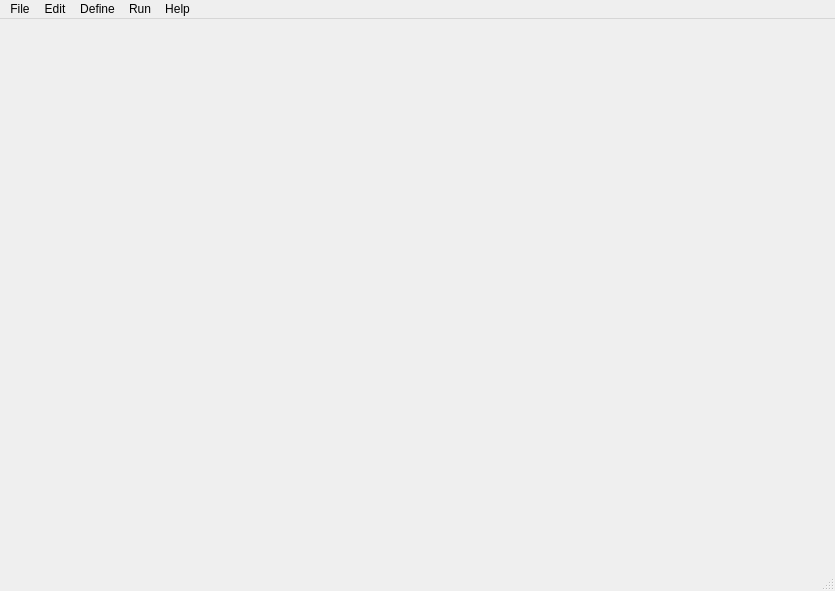
Before: the Qt Designer form Main/UI/main_window.ui in halledega/Retain, drawn with Qt 5.
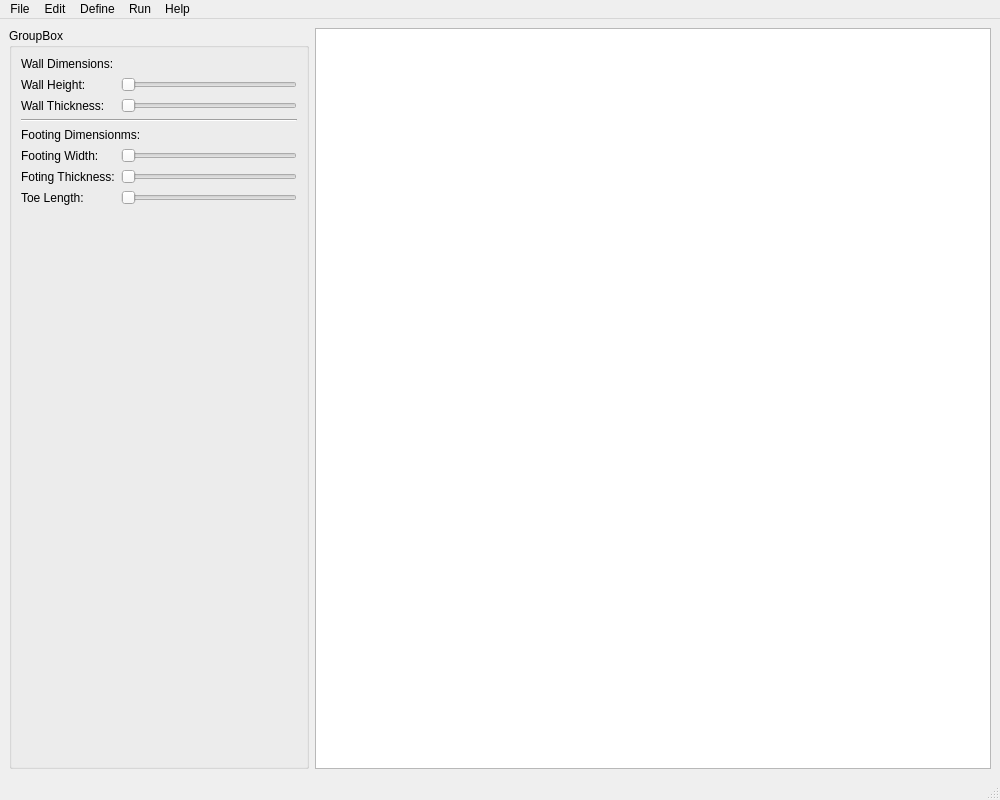
After: the same form once the commit is applied.

Commit message: Started Graphics

Patch:
```diff
--- a/Main/UI/main_window.ui
+++ b/Main/UI/main_window.ui
@@ -6,22 +6,169 @@
    <rect>
     <x>0</x>
     <y>0</y>
-    <width>835</width>
-    <height>591</height>
+    <width>1000</width>
+    <height>800</height>
    </rect>
   </property>
+  <property name="minimumSize">
+   <size>
+    <width>1000</width>
+    <height>800</height>
+   </size>
+  </property>
+  <property name="maximumSize">
+   <size>
+    <width>1000</width>
+    <height>800</height>
+   </size>
+  </property>
   <property name="windowTitle">
    <string>MainWindow</string>
   </property>
   <widget class="QWidget" name="centralwidget">
-   <layout class="QGridLayout" name="gridLayout"/>
+   <layout class="QHBoxLayout" name="horizontalLayout">
+    <item>
+     <widget class="QGroupBox" name="groupBox">
+      <property name="minimumSize">
+       <size>
+        <width>300</width>
+        <height>0</height>
+       </size>
+      </property>
+      <property name="maximumSize">
+       <size>
+        <width>300</width>
+        <height>16777215</height>
+       </size>
+      </property>
+      <property name="title">
+       <string>GroupBox</string>
+      </property>
+      <layout class="QFormLayout" name="formLayout">
+       <item row="1" column="1">
+        <widget class="QSlider" name="hs_wall_height">
+         <property name="orientation">
+          <enum>Qt::Orientation::Horizontal</enum>
+         </property>
+        </widget>
+       </item>
+       <item row="1" column="0">
+        <widget class="QLabel" name="label">
+         <property name="text">
+          <string>Wall Height:</string>
+         </property>
+        </widget>
+       </item>
+       <item row="2" column="0">
+        <widget class="QLabel" name="label_2">
+         <property name="text">
+          <string>Wall Thickness:</string>
+         </property>
+        </widget>
+       </item>
+       <item row="2" column="1">
+        <widget class="QSlider" name="hs_wall_thickness">
+         <property name="orientation">
+          <enum>Qt::Orientation::Horizontal</enum>
+         </property>
+        </widget>
+       </item>
+       <item row="5" column="0">
+        <widget class="QLabel" name="label_3">
+         <property name="text">
+          <string>Footing Width:</string>
+         </property>
+        </widget>
+       </item>
+       <item row="5" column="1">
+        <widget class="QSlider" name="hs_footing_width">
+         <property name="orientation">
+          <enum>Qt::Orientation::Horizontal</enum>
+         </property>
+        </widget>
+       </item>
+       <item row="6" column="0">
+        <widget class="QLabel" name="label_4">
+         <property name="text">
+          <string>Foting Thickness:</string>
+         </property>
+        </widget>
+       </item>
+       <item row="6" column="1">
+        <widget class="QSlider" name="hs_footing_thickness">
+         <property name="orientation">
+          <enum>Qt::Orientation::Horizontal</enum>
+         </property>
+        </widget>
+       </item>
+       <item row="7" column="0">
+        <widget class="QLabel" name="label_5">
+         <property name="text">
+          <string>Toe Length:</string>
+         </property>
+        </widget>
+       </item>
+       <item row="7" column="1">
+        <widget class="QSlider" name="hs_toe_length">
+         <property name="orientation">
+          <enum>Qt::Orientation::Horizontal</enum>
+         </property>
+        </widget>
+       </item>
+       <item row="3" column="0" colspan="2">
+        <widget class="Line" name="line">
+         <property name="orientation">
+          <enum>Qt::Orientation::Horizontal</enum>
+         </property>
+        </widget>
+       </item>
+       <item row="0" column="0" colspan="2">
+        <widget class="QLabel" name="label_6">
+         <property name="text">
+          <string>Wall Dimensions:</string>
+         </property>
+        </widget>
+       </item>
+       <item row="4" column="0" colspan="2">
+        <widget class="QLabel" name="label_7">
+         <property name="text">
+          <string>Footing Dimensionms:</string>
+         </property>
+        </widget>
+       </item>
+      </layout>
+     </widget>
+    </item>
+    <item>
+     <widget class="QGraphicsView" name="gv_main_canvas">
+      <property name="backgroundBrush">
+       <brush brushstyle="CrossPattern">
+        <color alpha="255">
+         <red>199</red>
+         <green>199</green>
+         <blue>199</blue>
+        </color>
+       </brush>
+      </property>
+      <property name="foregroundBrush">
+       <brush brushstyle="CrossPattern">
+        <color alpha="255">
+         <red>0</red>
+         <green>0</green>
+         <blue>0</blue>
+        </color>
+       </brush>
+      </property>
+     </widget>
+    </item>
+   </layout>
   </widget>
   <widget class="QMenuBar" name="menubar">
    <property name="geometry">
     <rect>
      <x>0</x>
      <y>0</y>
-     <width>835</width>
+     <width>1000</width>
      <height>33</height>
     </rect>
    </property>
```
The commit also changes 16 other files.
